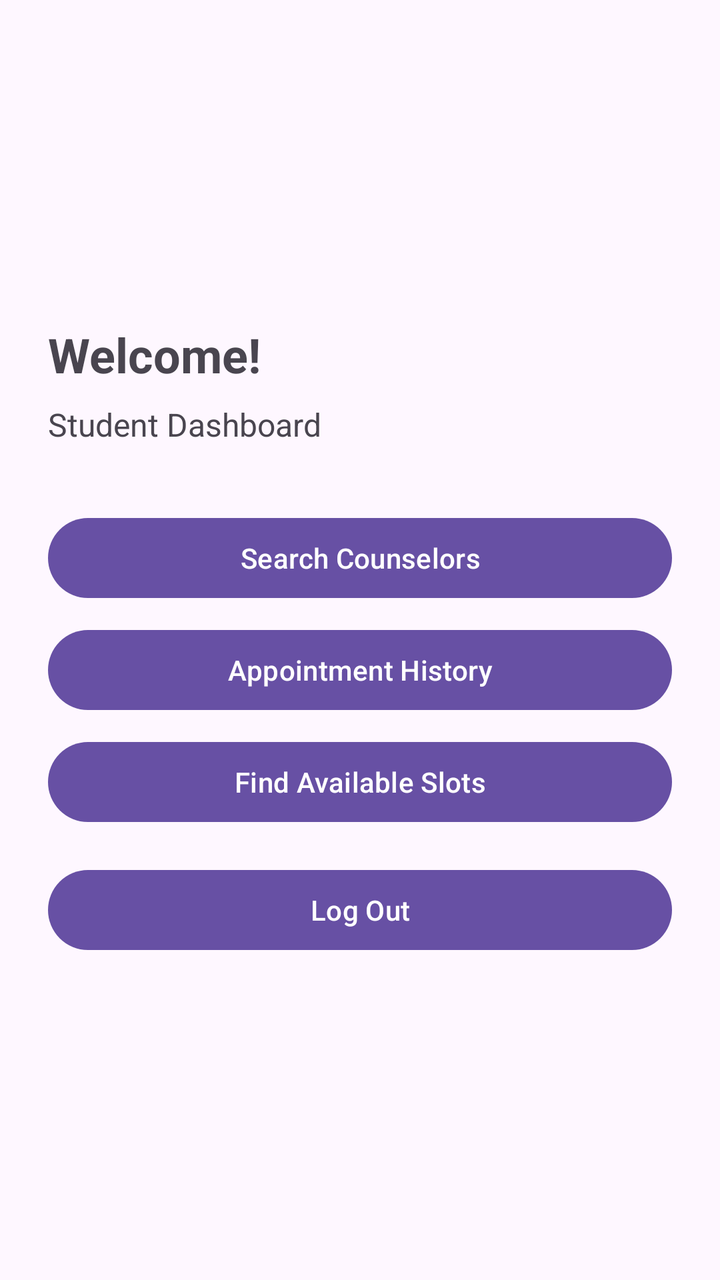
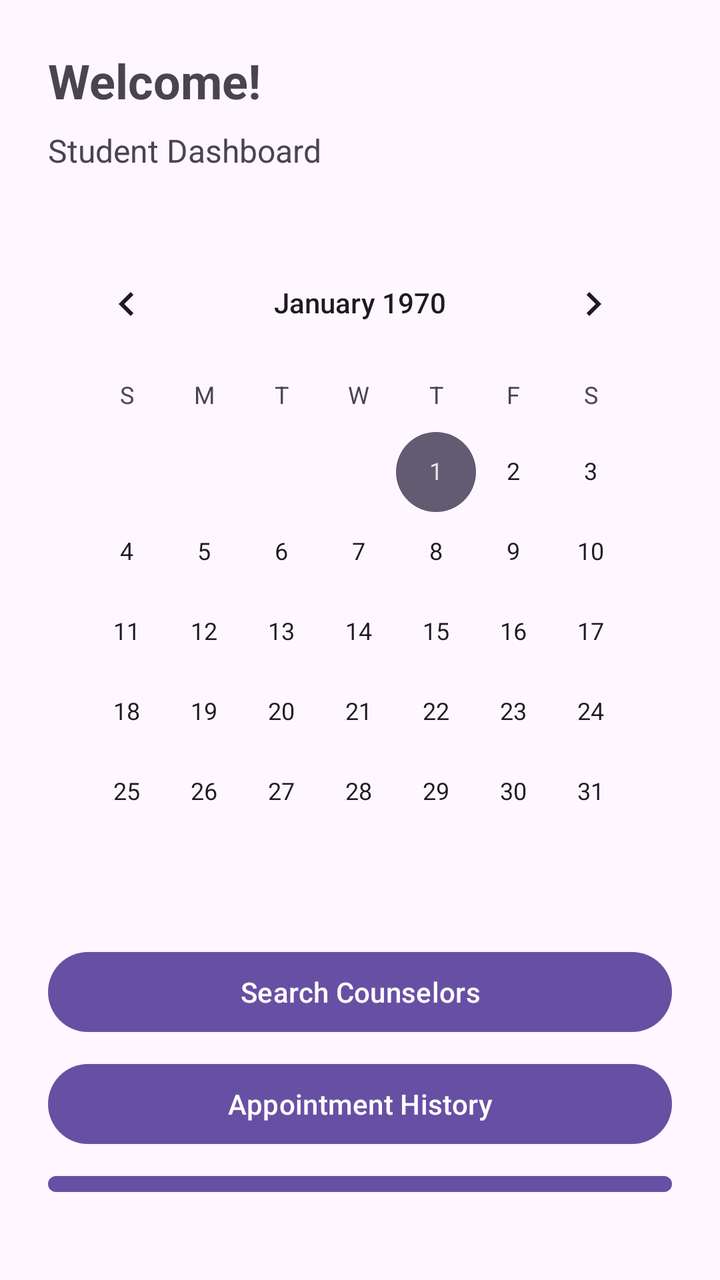

Compare the two renders of this Android layout. The source of the first and the diff that turns it into the second are given below.
<!-- AndroidManifest.xml: application theme Theme.CounsellingApp -->
<!-- res/layout/activity_student_dashboard.xml -->
<?xml version="1.0" encoding="utf-8"?>
<LinearLayout xmlns:android="http://schemas.android.com/apk/res/android"
    android:layout_width="match_parent"
    android:layout_height="match_parent"
    android:orientation="vertical"
    android:padding="24dp"
    android:gravity="center_vertical">

    <TextView
        android:id="@+id/tvWelcome"
        android:text="Welcome!"
        android:textSize="24sp"
        android:textStyle="bold"
        android:layout_width="wrap_content"
        android:layout_height="wrap_content"
        android:layout_marginBottom="8dp"/>

    <TextView
        android:id="@+id/tvRole"
        android:text="Student Dashboard"
        android:textSize="16sp"
        android:layout_width="wrap_content"
        android:layout_height="wrap_content"
        android:layout_marginBottom="32dp"/>

    <Button
        android:id="@+id/btnSearchCounselors"
        android:layout_width="match_parent"
        android:layout_height="wrap_content"
        android:text="Search Counselors"
        android:layout_marginBottom="8dp"/>

    <Button
        android:id="@+id/btnAppointmentHistory"
        android:layout_width="match_parent"
        android:layout_height="wrap_content"
        android:text="Appointment History"
        android:layout_marginBottom="8dp"/>

    <Button
        android:id="@+id/btnViewSlots"
        android:text="Find Available Slots"
        android:layout_width="match_parent"
        android:layout_height="wrap_content"
        android:layout_marginBottom="16dp"/>

    <Button
        android:id="@+id/btnLogout"
        android:text="Log Out"
        android:layout_width="match_parent"
        android:layout_height="wrap_content"/>

</LinearLayout>
<!-- resources referenced by this layout -->
<resources>
  <style name="Theme.CounsellingApp" parent="Base.Theme.CounsellingApp" />
  <style name="Base.Theme.CounsellingApp" parent="Theme.Material3.DayNight.NoActionBar">
          
          
      </style>
</resources>

<!-- the commit's change to res/layout/activity_student_dashboard.xml (unified diff, before → after) -->
@@ -23,8 +23,15 @@
         android:layout_height="wrap_content"
         android:layout_marginBottom="32dp"/>
 
+    <CalendarView
+        android:id="@+id/calendarView"
+        android:layout_width="match_parent"
+        android:layout_height="wrap_content"
+        android:layout_marginBottom="16dp" />
+
     <Button
         android:id="@+id/btnSearchCounselors"
+
         android:layout_width="match_parent"
         android:layout_height="wrap_content"
         android:text="Search Counselors"
